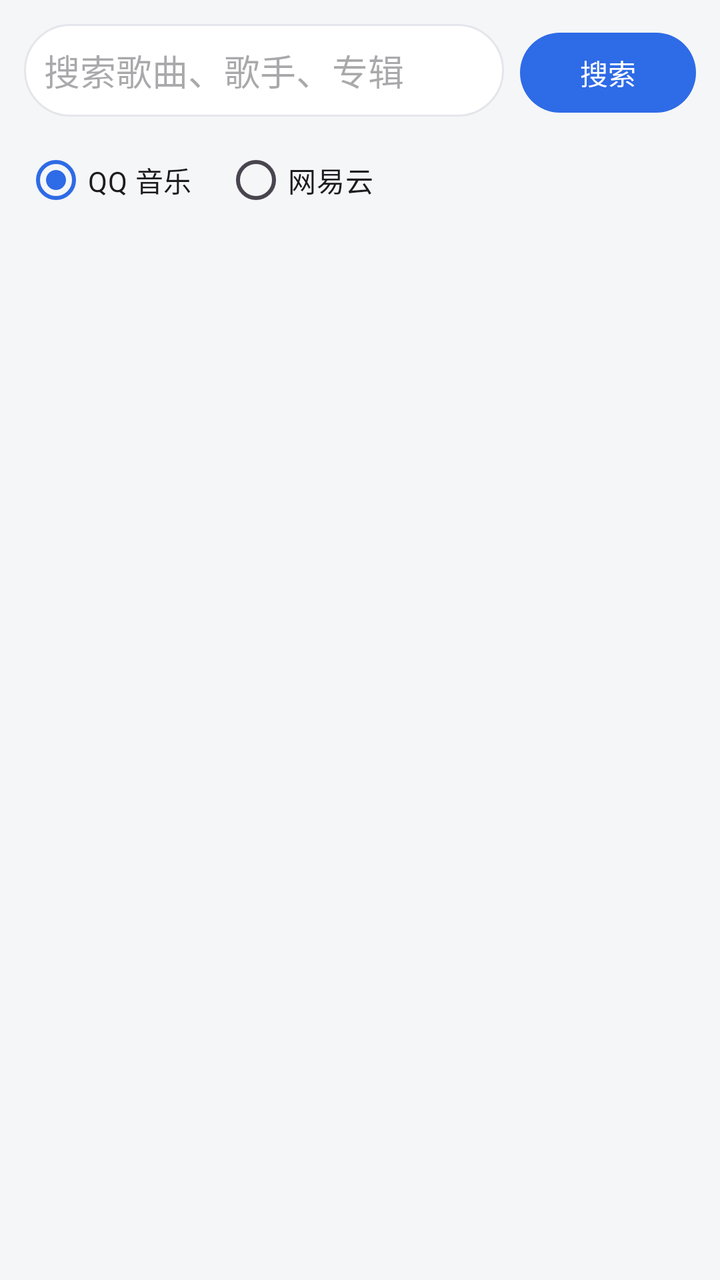
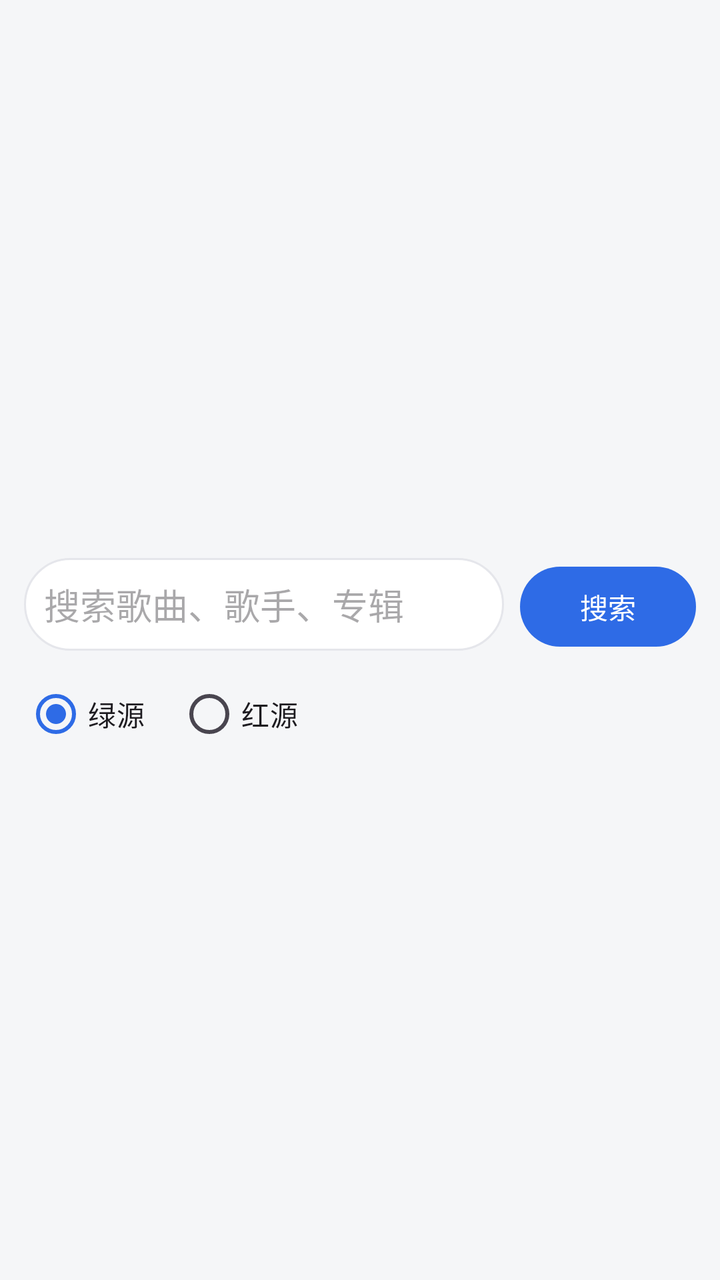

The first picture is an Android layout as it rendered before a commit; the second is the same layout after the commit. The layout source and the unified diff follow.
<!-- AndroidManifest.xml: application theme Theme.BaiJi -->
<!-- res/layout/fragment_search.xml -->
<?xml version="1.0" encoding="utf-8"?>
<LinearLayout xmlns:android="http://schemas.android.com/apk/res/android"
    xmlns:app="http://schemas.android.com/apk/res-auto"
    android:layout_width="match_parent"
    android:layout_height="match_parent"
    android:orientation="vertical"
    android:padding="12dp">

    <LinearLayout
        android:layout_width="match_parent"
        android:layout_height="wrap_content"
        android:orientation="horizontal">

        <EditText
            android:id="@+id/inputSearch"
            android:layout_width="0dp"
            android:layout_height="wrap_content"
            android:layout_weight="1"
            android:hint="@string/search_hint"
            android:imeOptions="actionSearch"
            android:inputType="text"
            android:maxLines="1"
            android:padding="10dp"
            android:background="@drawable/bg_edittext"
            android:singleLine="true" />

        <Button
            android:id="@+id/btnSearch"
            android:layout_width="wrap_content"
            android:layout_height="wrap_content"
            android:layout_marginStart="8dp"
            android:text="@string/search" />
    </LinearLayout>

    <RadioGroup
        android:id="@+id/sourceGroup"
        android:layout_width="match_parent"
        android:layout_height="wrap_content"
        android:layout_marginTop="6dp"
        android:orientation="horizontal">

        <RadioButton
            android:id="@+id/radioQQ"
            android:layout_width="wrap_content"
            android:layout_height="wrap_content"
            android:checked="true"
            android:text="@string/source_qq" />

        <RadioButton
            android:id="@+id/radioNetease"
            android:layout_width="wrap_content"
            android:layout_height="wrap_content"
            android:layout_marginStart="16dp"
            android:text="@string/source_netease" />
    </RadioGroup>

    <ProgressBar
        android:id="@+id/progress"
        android:layout_width="wrap_content"
        android:layout_height="wrap_content"
        android:layout_gravity="center_horizontal"
        android:layout_marginTop="8dp"
        android:visibility="gone" />

    <LinearLayout
        android:id="@+id/searchHistoryLayout"
        android:layout_width="match_parent"
        android:layout_height="wrap_content"
        android:orientation="vertical"
        android:layout_marginTop="8dp"
        android:visibility="gone">

        <LinearLayout
            android:layout_width="match_parent"
            android:layout_height="wrap_content"
            android:orientation="horizontal"
            android:gravity="center_vertical">

            <TextView
                android:layout_width="0dp"
                android:layout_height="wrap_content"
                android:layout_weight="1"
                android:text="最近搜索"
                android:textSize="14sp"
                android:textStyle="bold"
                android:textColor="@color/text_primary" />

            <TextView
                android:id="@+id/btnClearSearchHistory"
                android:layout_width="wrap_content"
                android:layout_height="wrap_content"
                android:text="清空"
                android:textSize="13sp"
                android:textColor="@color/primary"
                android:padding="6dp" />
        </LinearLayout>

        <LinearLayout
            android:id="@+id/searchHistoryChips"
            android:layout_width="match_parent"
            android:layout_height="wrap_content"
            android:orientation="vertical"
            android:textSize="13sp" />
    </LinearLayout>

    <androidx.recyclerview.widget.RecyclerView
        android:id="@+id/recycler"
        android:layout_width="match_parent"
        android:layout_height="0dp"
        android:layout_weight="1"
        android:layout_marginTop="4dp"
        android:clipToPadding="false"
        android:paddingBottom="80dp" />

</LinearLayout>
<!-- resources referenced by this layout -->
<resources>
  <color name="primary">#FF2E6BE6</color>
  <color name="text_primary">#FF1F2329</color>
  <!-- drawable bg_edittext (drawable) -->
  <?xml version="1.0" encoding="utf-8"?>
  <shape xmlns:android="http://schemas.android.com/apk/res/android"
      android:shape="rectangle">
      <solid android:color="@color/surface" />
      <corners android:radius="24dp" />
      <stroke android:width="1dp" android:color="@color/divider" />
  </shape>
  <string name="search">搜索</string>
  <string name="search_hint">搜索歌曲、歌手、专辑</string>
  <string name="source_netease">网易云</string>
  <string name="source_qq">QQ 音乐</string>
  <style name="Theme.BaiJi" parent="Theme.Material3.DayNight.NoActionBar">
          <item name="colorPrimary">@color/primary</item>
          <item name="colorPrimaryDark">@color/primary_dark</item>
          <item name="colorSecondary">@color/accent</item>
          <item name="android:statusBarColor">@color/primary</item>
          <item name="android:windowBackground">@color/bg</item>
      </style>
  <color name="surface">#FFFFFFFF</color>
  <color name="divider">#FFE5E6EB</color>
  <color name="primary_dark">#FF1B4FBF</color>
  <color name="accent">#FF2E6BE6</color>
  <color name="bg">#FFF5F6F8</color>
</resources>

<!-- the commit's change to res/layout/fragment_search.xml (unified diff, before → after) -->
@@ -6,9 +6,18 @@
     android:orientation="vertical"
     android:padding="12dp">
 
+    
+    <Space
+        android:id="@+id/spacerTop"
+        android:layout_width="match_parent"
+        android:layout_height="0dp"
+        android:layout_weight="1" />
+
     <LinearLayout
-        android:layout_width="match_parent"
-        android:layout_height="wrap_content"
+        android:id="@+id/searchBarRow"
+        android:layout_width="match_parent"
+        android:layout_height="wrap_content"
+        android:layout_marginTop="24dp"
         android:orientation="horizontal">
 
         <EditText
@@ -54,6 +63,145 @@
             android:text="@string/source_netease" />
     </RadioGroup>
 
+    
+    <androidx.recyclerview.widget.RecyclerView
+        android:id="@+id/recyclerSuggest"
+        android:layout_width="match_parent"
+        android:layout_height="0dp"
+        android:layout_weight="1"
+        android:layout_marginTop="6dp"
+        android:background="@android:color/white"
+        android:visibility="gone" />
+
+    
+    <ScrollView
+        android:id="@+id/landingScroll"
+        android:layout_width="match_parent"
+        android:layout_height="0dp"
+        android:layout_weight="1"
+        android:fillViewport="true"
+        android:layout_marginTop="4dp">
+
+        <LinearLayout
+            android:layout_width="match_parent"
+            android:layout_height="wrap_content"
+            android:orientation="vertical">
+
+            <LinearLayout
+                android:id="@+id/searchHistoryLayout"
+                android:layout_width="match_parent"
+                android:layout_height="wrap_content"
+                android:orientation="vertical"
+                android:layout_marginTop="8dp"
+                android:visibility="gone">
+
+                <LinearLayout
+                    android:layout_width="match_parent"
+                    android:layout_height="wrap_content"
+                    android:orientation="horizontal"
+                    android:gravity="center_vertical">
+
+                    <TextView
+                        android:id="@+id/btnToggleSearchHistory"
+                        android:layout_width="0dp"
+                        android:layout_height="wrap_content"
+                        android:layout_weight="1"
+                        android:text="▾ 最近搜索"
+                        android:textSize="14sp"
+                        android:textStyle="bold"
+                        android:textColor="@color/text_primary"
+                        android:paddingTop="4dp"
+                        android:paddingBottom="4dp" />
+
+                    <TextView
+                        android:id="@+id/btnClearSearchHistory"
+                        android:layout_width="wrap_content"
+                        android:layout_height="wrap_content"
+                        android:text="清空"
+                        android:textSize="13sp"
+                        android:textColor="@color/primary"
+                        android:padding="6dp" />
+                </LinearLayout>
+
+                <LinearLayout
+                    android:id="@+id/searchHistoryChips"
+                    android:layout_width="match_parent"
+                    android:layout_height="wrap_content"
+                    android:orientation="vertical"
+                    android:textSize="13sp" />
+            </LinearLayout>
+
+            <LinearLayout
+                android:id="@+id/recentPlayLayout"
+                android:layout_width="match_parent"
+                android:layout_height="wrap_content"
+                android:orientation="vertical"
+                android:layout_marginTop="10dp"
+                android:visibility="gone">
+
+                <LinearLayout
+                    android:layout_width="match_parent"
+                    android:layout_height="wrap_content"
+                    android:orientation="horizontal"
+                    android:gravity="center_vertical">
+
+                    <TextView
+                        android:id="@+id/btnToggleRecentPlay"
+                        android:layout_width="0dp"
+                        android:layout_height="wrap_content"
+                        android:layout_weight="1"
+                        android:text="▸ 最近播放"
+                        android:textSize="14sp"
+                        android:textStyle="bold"
+                        android:textColor="@color/text_primary"
+                        android:paddingTop="4dp"
+                        android:paddingBottom="4dp" />
+
+                    <TextView
+                        android:id="@+id/btnClearRecentPlay"
+                        android:layout_width="wrap_content"
+                        android:layout_height="wrap_content"
+                        android:text="清空"
+                        android:textSize="13sp"
+                        android:textColor="@color/primary"
+                        android:padding="6dp" />
+                </LinearLayout>
+
+                <androidx.recyclerview.widget.RecyclerView
+                    android:id="@+id/recyclerRecent"
+                    android:layout_width="match_parent"
+                    android:layout_height="wrap_content"
+                    android:nestedScrollingEnabled="false"
+                    android:visibility="gone" />
+            </LinearLayout>
+        </LinearLayout>
+    </ScrollView>
+
+    
+    <LinearLayout
+        android:id="@+id/relatedLayout"
+        android:layout_width="match_parent"
+        android:layout_height="wrap_content"
+        android:orientation="vertical"
+        android:layout_marginTop="8dp"
+        android:visibility="gone">
+
+        <TextView
+            android:layout_width="wrap_content"
+            android:layout_height="wrap_content"
+            android:text="相关搜索"
+            android:textSize="13sp"
+            android:textStyle="bold"
+            android:textColor="@color/text_secondary" />
+
+        <LinearLayout
+            android:id="@+id/relatedChips"
+            android:layout_width="match_parent"
+            android:layout_height="wrap_content"
+            android:orientation="vertical"
+            android:layout_marginTop="2dp" />
+    </LinearLayout>
+
     <ProgressBar
         android:id="@+id/progress"
         android:layout_width="wrap_content"
@@ -62,47 +210,6 @@
         android:layout_marginTop="8dp"
         android:visibility="gone" />
 
-    <LinearLayout
-        android:id="@+id/searchHistoryLayout"
-        android:layout_width="match_parent"
-        android:layout_height="wrap_content"
-        android:orientation="vertical"
-        android:layout_marginTop="8dp"
-        android:visibility="gone">
-
-        <LinearLayout
-            android:layout_width="match_parent"
-            android:layout_height="wrap_content"
-            android:orientation="horizontal"
-            android:gravity="center_vertical">
-
-            <TextView
-                android:layout_width="0dp"
-                android:layout_height="wrap_content"
-                android:layout_weight="1"
-                android:text="最近搜索"
-                android:textSize="14sp"
-                android:textStyle="bold"
-                android:textColor="@color/text_primary" />
-
-            <TextView
-                android:id="@+id/btnClearSearchHistory"
-                android:layout_width="wrap_content"
-                android:layout_height="wrap_content"
-                android:text="清空"
-                android:textSize="13sp"
-                android:textColor="@color/primary"
-                android:padding="6dp" />
-        </LinearLayout>
-
-        <LinearLayout
-            android:id="@+id/searchHistoryChips"
-            android:layout_width="match_parent"
-            android:layout_height="wrap_content"
-            android:orientation="vertical"
-            android:textSize="13sp" />
-    </LinearLayout>
-
     <androidx.recyclerview.widget.RecyclerView
         android:id="@+id/recycler"
         android:layout_width="match_parent"
@@ -110,6 +217,7 @@
         android:layout_weight="1"
         android:layout_marginTop="4dp"
         android:clipToPadding="false"
-        android:paddingBottom="80dp" />
+        android:paddingBottom="80dp"
+        android:visibility="gone" />
 
 </LinearLayout>
<!-- resource entries referenced after the edit -->
@@ -2,6 +2,7 @@
 <resources>
   <color name="primary">#FF2E6BE6</color>
   <color name="text_primary">#FF1F2329</color>
+  <color name="text_secondary">#FF8A9099</color>
   <!-- drawable bg_edittext (drawable) -->
   <?xml version="1.0" encoding="utf-8"?>
   <shape xmlns:android="http://schemas.android.com/apk/res/android"
@@ -12,8 +13,8 @@
   </shape>
   <string name="search">搜索</string>
   <string name="search_hint">搜索歌曲、歌手、专辑</string>
-  <string name="source_netease">网易云</string>
-  <string name="source_qq">QQ 音乐</string>
+  <string name="source_netease">红源</string>
+  <string name="source_qq">绿源</string>
   <style name="Theme.BaiJi" parent="Theme.Material3.DayNight.NoActionBar">
           <item name="colorPrimary">@color/primary</item>
           <item name="colorPrimaryDark">@color/primary_dark</item>
